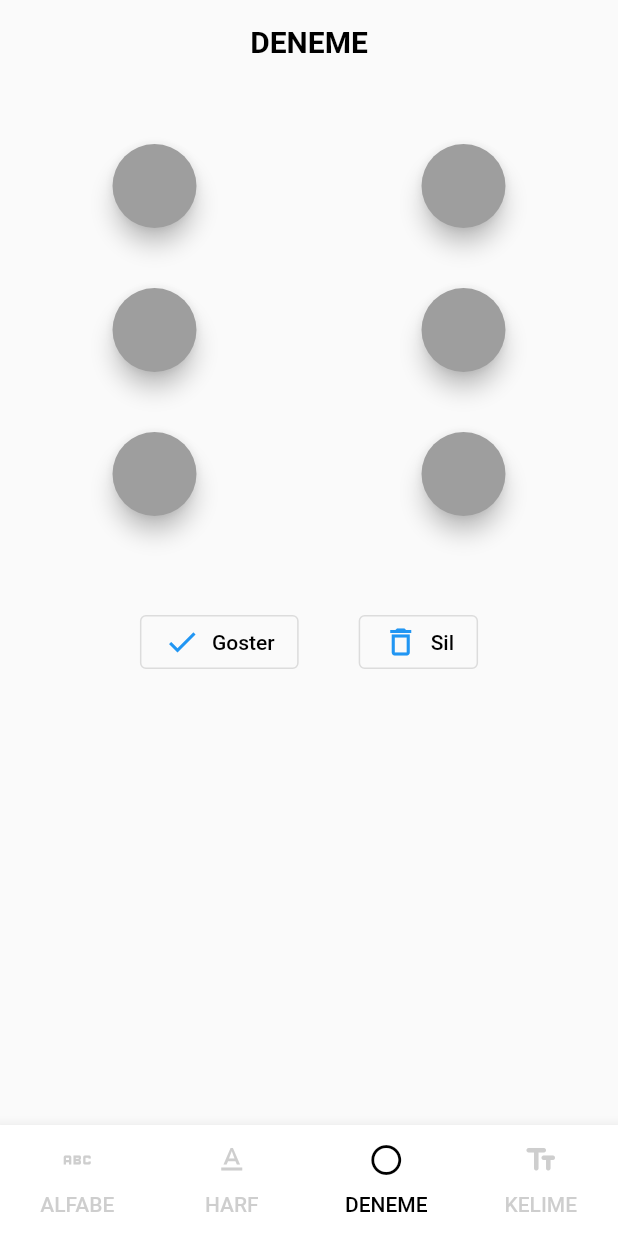
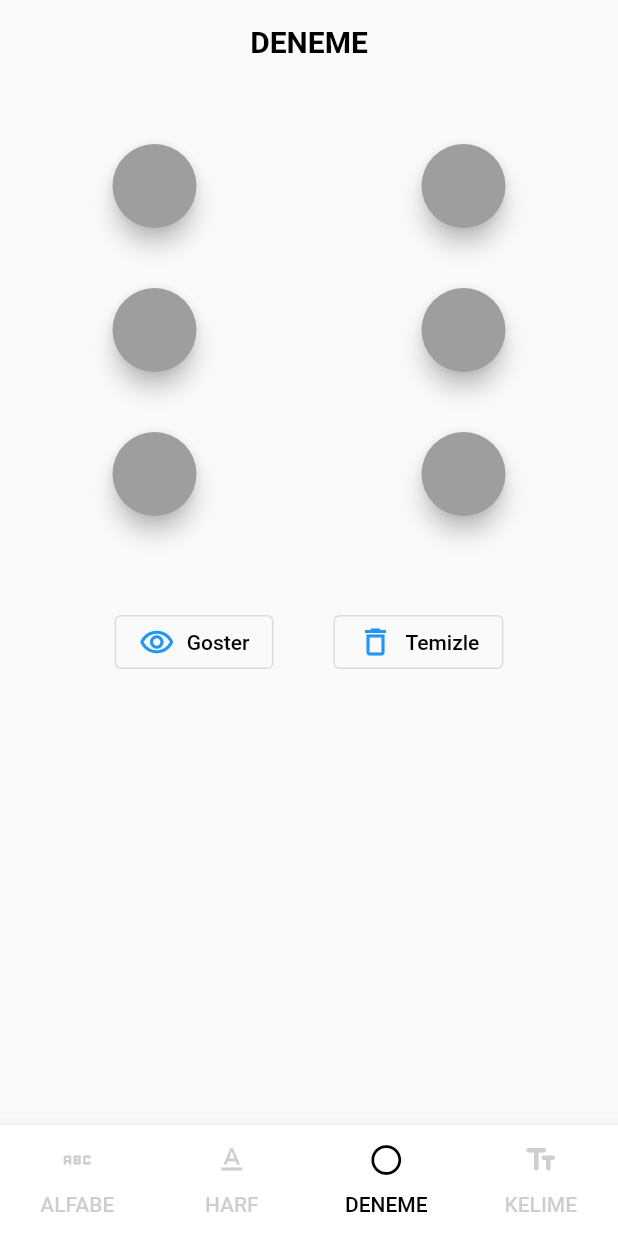
Before and after one commit to ahmetcakr/Braille-Alfabesi-Flutter, a Flutter app: the screen it shows after launch, item 3 of the bottom bar chosen, on a phone screen of 412 x 824 dp. Run offline on Flutter 3.47's test engine with Material 2 defaults, Android fonts, the light colour scheme and no system bars; drawn by our look-alikes of google_mobile_ads; network calls fail.

Commit message:
Some betterments

```diff
--- a/lib/view-model/braille_page02.dart
+++ b/lib/view-model/braille_page02.dart
@@ -58,7 +58,10 @@ class _BraillePage02State extends State<BraillePage02> {
                         },
                       );
                     },
-                    child: const Text(page02ButtonText)),
+                    child: const Text(page02ButtonText,
+                        style: TextStyle(
+                            fontSize: 18,
+                            decoration: TextDecoration.underline))),
                 Visibility(
                   visible: _isVisible,
                   child: SizedBox(
--- a/lib/view-model/braille_page03.dart
+++ b/lib/view-model/braille_page03.dart
@@ -17,7 +17,217 @@ class _BraillePage03State extends State<BraillePage03> {
   bool _button05 = false;
   bool _button06 = false;
 
-  Text denemeHarfGoster() {
+  @override
+  Widget build(BuildContext context) {
+    return Scaffold(
+      appBar: AppBar(
+        title: const Text(page03AppBarTitle),
+      ),
+      body: SingleChildScrollView(
+        child: Center(
+          child: SizedBox(
+            height: 500,
+            width: 500,
+            child: Column(
+              children: [
+                Padding(
+                  padding: CustomPaddings().topPadding * 2,
+                  child: Row(
+                    mainAxisAlignment: MainAxisAlignment.spaceAround,
+                    children: [
+                      _floatButton01(),
+                      _floatButton02(),
+                    ],
+                  ),
+                ),
+                Padding(
+                  padding: CustomPaddings().topPadding * 2,
+                  child: Row(
+                    mainAxisAlignment: MainAxisAlignment.spaceAround,
+                    children: [
+                      _floatButton03(),
+                      _floatButton04(),
+                    ],
+                  ),
+                ),
+                Padding(
+                  padding: CustomPaddings().topPadding * 2,
+                  child: Row(
+                    mainAxisAlignment: MainAxisAlignment.spaceAround,
+                    children: [
+                      _floatButton05(),
+                      _floatButton06(),
+                    ],
+                  ),
+                ),
+                Padding(
+                  padding: CustomPaddings().topPadding * 2,
+                  child: SingleChildScrollView(
+                    scrollDirection: Axis.horizontal,
+                    child: Row(
+                      children: [
+                        _harfGosterDialog(context),
+                        _harfGosterDialogTemizle()
+                      ],
+                    ),
+                  ),
+                ),
+              ],
+            ),
+          ),
+        ),
+      ),
+    );
+  }
+
+  Padding _harfGosterDialogTemizle() {
+    return Padding(
+      padding: CustomPaddings().horizontalPadding + CustomPaddings().topPadding,
+      child: OutlinedButton.icon(
+        onPressed: () {
+          setState(() {
+            _button01 = false;
+            _button02 = false;
+            _button03 = false;
+            _button04 = false;
+            _button05 = false;
+            _button06 = false;
+          });
+        },
+        icon: const Icon(Icons.delete_outline_outlined),
+        label: const Text('Temizle', style: TextStyle(color: Colors.black)),
+      ),
+    );
+  }
+
+  Padding _harfGosterDialog(BuildContext context) {
+    return Padding(
+      padding: CustomPaddings().horizontalPadding + CustomPaddings().topPadding,
+      child: OutlinedButton.icon(
+          onPressed: () {
+            showDialog(
+                context: context,
+                builder: (context) => AlertDialog(
+                      title: const Text('Harf'),
+                      content: _DenemeHarfGoster(
+                          button01: _button01,
+                          button02: _button02,
+                          button03: _button03,
+                          button04: _button04,
+                          button05: _button05,
+                          button06: _button06),
+                      actions: [
+                        TextButton(
+                          onPressed: () {
+                            Navigator.pop(context);
+                          },
+                          child: const Text('Kapat'),
+                        ),
+                      ],
+                    ));
+          },
+          icon: const Icon(Icons.remove_red_eye_outlined),
+          label: const Text('Goster', style: TextStyle(color: Colors.black))),
+    );
+  }
+
+  FloatingActionButton _floatButton06() {
+    return FloatingActionButton(
+      onPressed: () {
+        setState(() {
+          _button06 = !_button06;
+        });
+      },
+      backgroundColor: _button06 ? Colors.black : Colors.grey,
+    );
+  }
+
+  FloatingActionButton _floatButton05() {
+    return FloatingActionButton(
+      onPressed: () {
+        setState(() {
+          _button05 = !_button05;
+        });
+      },
+      backgroundColor: _button05 ? Colors.black : Colors.grey,
+    );
+  }
+
+  FloatingActionButton _floatButton04() {
+    return FloatingActionButton(
+      onPressed: () {
+        setState(() {
+          _button04 = !_button04;
+        });
+      },
+      backgroundColor:
+          _button04 ? MyColors().selectedColor : MyColors().unselectedColor,
+    );
+  }
+
+  FloatingActionButton _floatButton03() {
+    return FloatingActionButton(
+      onPressed: () {
+        setState(() {
+          _button03 = !_button03;
+        });
+      },
+      backgroundColor:
+          _button03 ? MyColors().selectedColor : MyColors().unselectedColor,
+    );
+  }
+
+  FloatingActionButton _floatButton02() {
+    return FloatingActionButton(
+      onPressed: () {
+        setState(() {
+          _button02 = !_button02;
+        });
+      },
+      backgroundColor:
+          _button02 ? MyColors().selectedColor : MyColors().unselectedColor,
+    );
+  }
+
+  FloatingActionButton _floatButton01() {
+    return FloatingActionButton(
+      onPressed: () {
+        setState(() {
+          _button01 = !_button01;
+        });
+      },
+      backgroundColor:
+          _button01 ? MyColors().selectedColor : MyColors().unselectedColor,
+    );
+  }
+}
+
+class _DenemeHarfGoster extends StatelessWidget {
+  const _DenemeHarfGoster({
+    Key? key,
+    required bool button01,
+    required bool button02,
+    required bool button03,
+    required bool button04,
+    required bool button05,
+    required bool button06,
+  })  : _button01 = button01,
+        _button02 = button02,
+        _button03 = button03,
+        _button04 = button04,
+        _button05 = button05,
+        _button06 = button06,
+        super(key: key);
+
+  final bool _button01;
+  final bool _button02;
+  final bool _button03;
+  final bool _button04;
+  final bool _button05;
+  final bool _button06;
+
+  @override
+  Widget build(BuildContext context) {
     if (_button01 == true &&
         _button02 == false &&
         _button03 == false &&
@@ -229,160 +439,6 @@ class _BraillePage03State extends State<BraillePage03> {
       return const Text('Harf yok');
     }
   }
-
-  @override
-  Widget build(BuildContext context) {
-    return Scaffold(
-      appBar: AppBar(
-        title: const Text(page03AppBarTitle),
-      ),
-      body: SingleChildScrollView(
-        child: Center(
-          child: SizedBox(
-            height: 500,
-            width: 500,
-            child: Column(
-              children: [
-                Padding(
-                  padding: CustomPaddings().topPadding * 2,
-                  child: Row(
-                    mainAxisAlignment: MainAxisAlignment.spaceAround,
-                    children: [
-                      FloatingActionButton(
-                        onPressed: () {
-                          setState(() {
-                            _button01 = !_button01;
-                          });
-                        },
-                        backgroundColor: _button01
-                            ? MyColors().selectedColor
-                            : MyColors().unselectedColor,
-                      ),
-                      FloatingActionButton(
-                        onPressed: () {
-                          setState(() {
-                            _button02 = !_button02;
-                          });
-                        },
-                        backgroundColor: _button02
-                            ? MyColors().selectedColor
-                            : MyColors().unselectedColor,
-                      ),
-                    ],
-                  ),
-                ),
-                Padding(
-                  padding: CustomPaddings().topPadding * 2,
-                  child: Row(
-                    mainAxisAlignment: MainAxisAlignment.spaceAround,
-                    children: [
-                      FloatingActionButton(
-                        onPressed: () {
-                          setState(() {
-                            _button03 = !_button03;
-                          });
-                        },
-                        backgroundColor: _button03
-                            ? MyColors().selectedColor
-                            : MyColors().unselectedColor,
-                      ),
-                      FloatingActionButton(
-                        onPressed: () {
-                          setState(() {
-                            _button04 = !_button04;
-                          });
-                        },
-                        backgroundColor: _button04
-                            ? MyColors().selectedColor
-                            : MyColors().unselectedColor,
-                      ),
-                    ],
-                  ),
-                ),
-                Padding(
-                  padding: CustomPaddings().topPadding * 2,
-                  child: Row(
-                    mainAxisAlignment: MainAxisAlignment.spaceAround,
-                    children: [
-                      FloatingActionButton(
-                        onPressed: () {
-                          setState(() {
-                            _button05 = !_button05;
-                          });
-                        },
-                        backgroundColor: _button05 ? Colors.black : Colors.grey,
-                      ),
-                      FloatingActionButton(
-                        onPressed: () {
-                          setState(() {
-                            _button06 = !_button06;
-                          });
-                        },
-                        backgroundColor: _button06 ? Colors.black : Colors.grey,
-                      ),
-                    ],
-                  ),
-                ),
-                Padding(
-                  padding: CustomPaddings().topPadding * 2,
-                  child: SingleChildScrollView(
-                    scrollDirection: Axis.horizontal,
-                    child: Row(
-                      children: [
-                        Padding(
-                          padding: CustomPaddings().horizontalPadding +
-                              CustomPaddings().topPadding,
-                          child: OutlinedButton.icon(
-                              onPressed: () {
-                                showDialog(
-                                    context: context,
-                                    builder: (context) => AlertDialog(
-                                          title: const Text('Harf'),
-                                          content: denemeHarfGoster(),
-                                          actions: [
-                                            TextButton(
-                                              onPressed: () {
-                                                Navigator.pop(context);
-                                              },
-                                              child: const Text('Kapat'),
-                                            ),
-                                          ],
-                                        ));
-                              },
-                              icon: const Icon(Icons.check),
-                              label: const Text('Goster',
-                                  style: TextStyle(color: Colors.black))),
-                        ),
-                        Padding(
-                          padding: CustomPaddings().horizontalPadding +
-                              CustomPaddings().topPadding,
-                          child: OutlinedButton.icon(
-                            onPressed: () {
-                              setState(() {
-                                _button01 = false;
-                                _button02 = false;
-                                _button03 = false;
-                                _button04 = false;
-                                _button05 = false;
-                                _button06 = false;
-                              });
-                            },
-                            icon: const Icon(Icons.delete_outline_outlined),
-                            label: const Text('Sil',
-                                style: TextStyle(color: Colors.black)),
-                          ),
-                        )
-                      ],
-                    ),
-                  ),
-                ),
-              ],
-            ),
-          ),
-        ),
-      ),
-    );
-  }
 }
 
 class MyColors {
--- a/lib/view-model/braille_page04.dart
+++ b/lib/view-model/braille_page04.dart
@@ -59,7 +59,10 @@ class _BraillePage04State extends State<BraillePage04> {
                           },
                         );
                       },
-                      child: const Text(page04ButtonText)),
+                      child: const Text(page04ButtonText,
+                          style: TextStyle(
+                              fontSize: 18,
+                              decoration: TextDecoration.underline))),
                   ListView(
                     scrollDirection: Axis.vertical,
                     physics: const NeverScrollableScrollPhysics(),
```
Also changed, not shown: lib/model/variables.dart (+9 -1 lines), lib/view-model/braille_page01.dart (+5 -9 lines).
